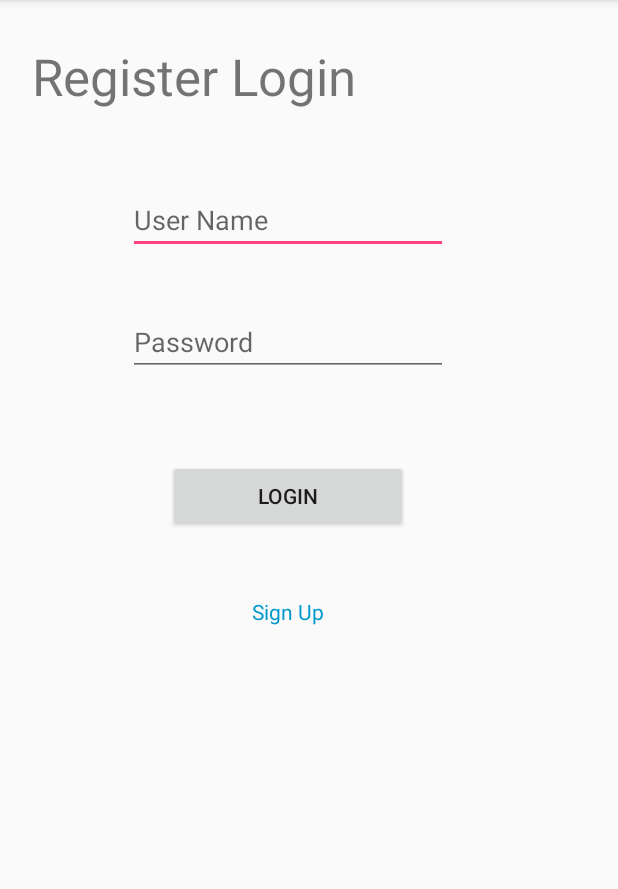
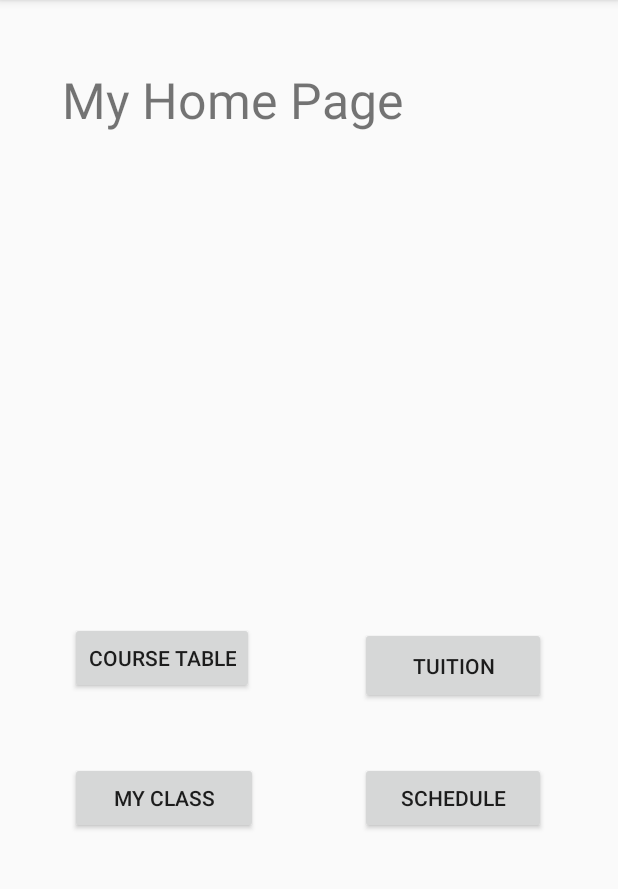
Before and after one commit to xiaoxiuzhe/CSCI3130-PROJECT, an Android app: the screen it shows after launch (Login before the commit, Home after it), after a tap on "LOGIN", on a phone screen of 412 x 824 dp, the part 84-973 px from its top. Run offline under Robolectric (Android 15) with nearby library versions, the phone set to English and light mode, and no system bars.

Commit message:
Home page ui bug fixed

```diff
--- a/app/src/main/AndroidManifest.xml
+++ b/app/src/main/AndroidManifest.xml
@@ -18,6 +18,7 @@
         </activity>
         <activity android:name=".RegisterClass" />
         <activity android:name=".SignUp"></activity>
+        <activity android:name=".Home"></activity>
     </application>
 
 </manifest>
--- a/app/src/main/java/com/example/t/groupproject/Login.java
+++ b/app/src/main/java/com/example/t/groupproject/Login.java
@@ -4,7 +4,6 @@ import android.content.Intent;
 import android.support.v7.app.AppCompatActivity;
 import android.os.Bundle;
 import android.view.View;
-import android.widget.Button;
 
 public class Login extends AppCompatActivity {
 
--- a/app/src/main/res/layout/activity_login.xml
+++ b/app/src/main/res/layout/activity_login.xml
@@ -43,8 +43,8 @@
         android:layout_marginEnd="8dp"
         android:layout_marginStart="112dp"
         android:layout_marginTop="56dp"
+        android:text="Login"
         android:onClick="loginButton"
-        android:text="Login"
         app:layout_constraintEnd_toEndOf="parent"
         app:layout_constraintHorizontal_bias="0.0"
         app:layout_constraintStart_toStartOf="parent"
@@ -59,8 +59,8 @@
         android:layout_marginStart="144dp"
         android:layout_marginTop="40dp"
         android:clickable="true"
+        android:focusable="true"
         android:gravity="center"
-        android:onClick="signUpButton"
         android:text="Sign Up"
         android:textColor="@android:color/holo_blue_dark"
         android:textColorLink="@color/colorPrimary"
@@ -70,6 +70,7 @@
         app:layout_constraintStart_toStartOf="parent"
         app:layout_constraintTop_toBottomOf="@+id/loginButton"
         app:layout_constraintVertical_bias="0.0" />
+    <!--android:onClick="signUpButton"-->
 
     <TextView
         android:id="@+id/textView3"
@@ -78,11 +79,11 @@
         android:layout_marginEnd="8dp"
         android:layout_marginStart="8dp"
         android:layout_marginTop="28dp"
-        android:autoSizeTextType="uniform"
         android:text="Register Login"
         app:layout_constraintEnd_toEndOf="parent"
         app:layout_constraintHorizontal_bias="0.076"
         app:layout_constraintStart_toStartOf="parent"
         app:layout_constraintTop_toTopOf="parent" />
+    <!--android:autoSizeTextType="uniform"-->
 
 </android.support.constraint.ConstraintLayout>
```
